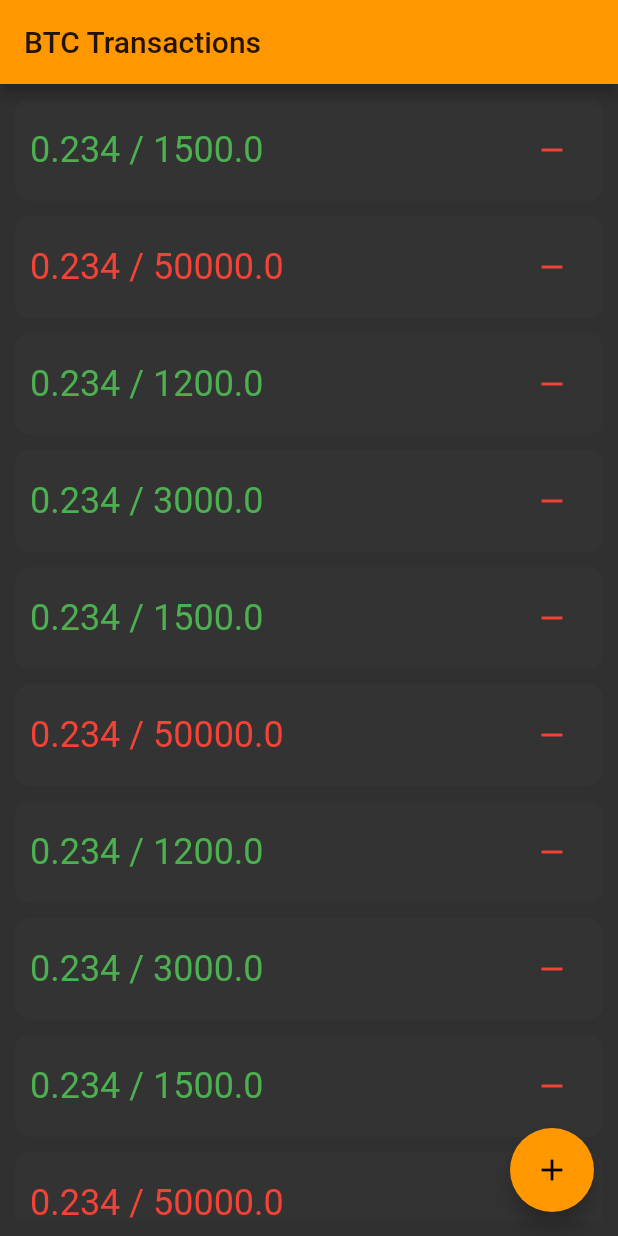
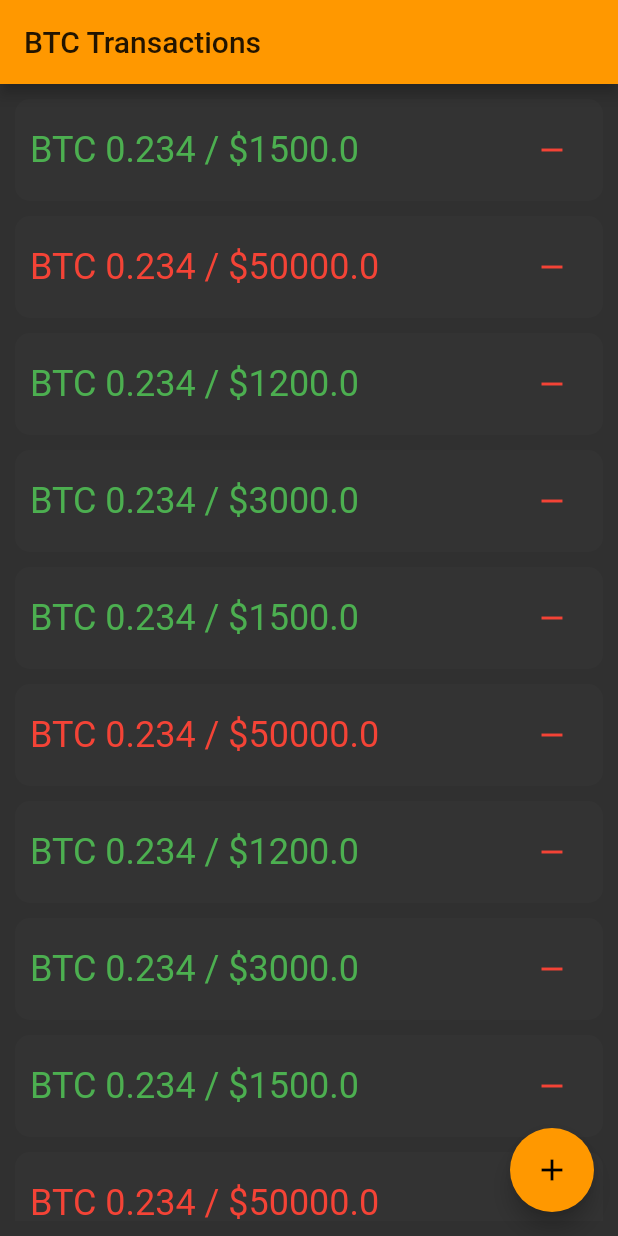
Before and after one commit to fzavalia/btc-balance-flutter, a Flutter app: the screen it shows after launch, on a phone screen of 412 x 824 dp. Run offline on Flutter 3.47's test engine with Material 2 defaults, Android fonts, the phone set to English and light mode, and no system bars; missing offline and left inert: web_scraper.

Commit message:
Add more stuff to transactions text

```diff
--- a/lib/widgets/transactions.dart
+++ b/lib/widgets/transactions.dart
@@ -68,7 +68,7 @@ class Element extends StatelessWidget {
           mainAxisAlignment: MainAxisAlignment.spaceBetween,
           children: [
             Text(
-              "${transaction.btc} / ${transaction.investment}",
+              "BTC ${transaction.btc} / \$${transaction.investment}",
               style: TextStyle(
                   fontSize: 24,
                   color: transaction.positive ? Colors.green : Colors.red),
```
